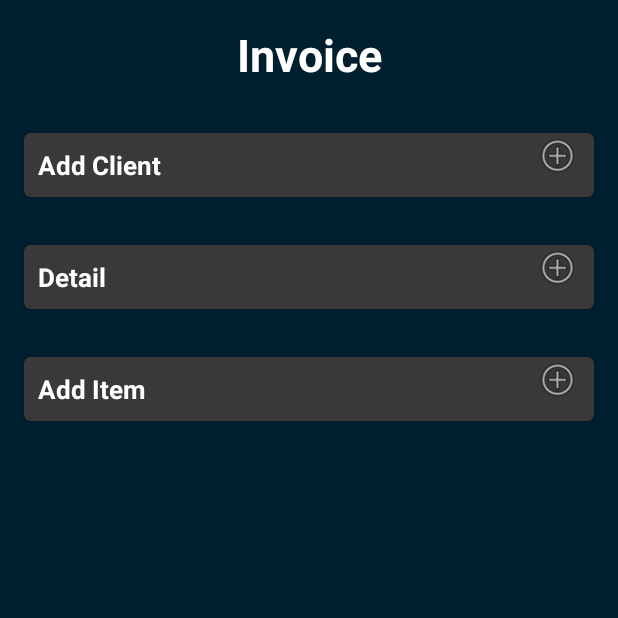
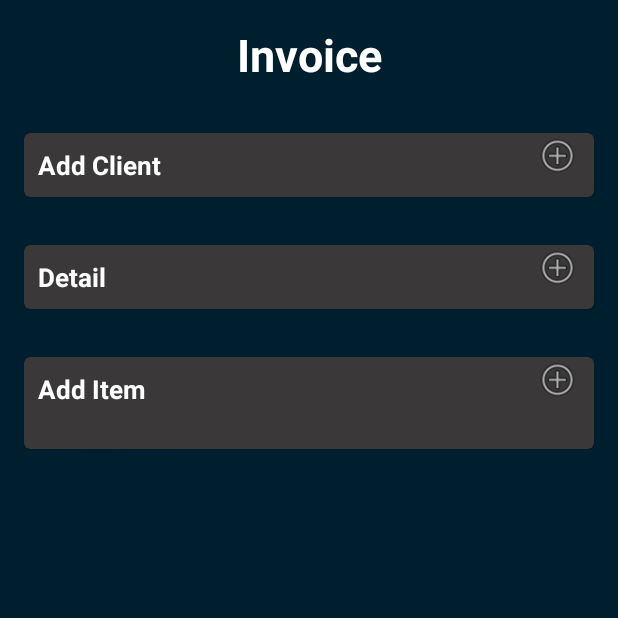
Before and after one commit to Nnegash1/BookKeeper, an Android app: the FragmentInvoiceDetail screen opened through its navigation route, on a phone screen of 412 x 824 dp, the top half of it. Run offline under Robolectric (Android 15) with nearby library versions, the phone set to English and light mode, and no system bars; our stand-ins replace Room's generated code.

Commit message:
Add recycler view to add item.

```diff
--- /dev/null
+++ b/app/src/main/java/com/example/bookkeeper/ui/fragment_item_page/ItemPageViewModel.kt
@@ -0,0 +1,18 @@
+package com.example.bookkeeper.ui.fragment_item_page
+
+import androidx.lifecycle.ViewModel
+import androidx.lifecycle.viewModelScope
+import com.example.bookkeeper.model.data.Item
+import kotlinx.coroutines.flow.MutableStateFlow
+import kotlinx.coroutines.flow.asStateFlow
+import kotlinx.coroutines.launch
+
+class ItemPageViewModel : ViewModel() {
+    private val _itemState: MutableStateFlow<ItemScreenState> =
+        MutableStateFlow(ItemScreenState.Empty)
+    val itemState get() = _itemState.asStateFlow()
+
+    fun getAddedItem(item: Item) = viewModelScope.launch {
+        _itemState.value = ItemScreenState.Success(item)
+    }
+}
--- a/app/src/main/java/com/example/bookkeeper/ui/main/FragmentInvoiceDetail.kt
+++ b/app/src/main/java/com/example/bookkeeper/ui/main/FragmentInvoiceDetail.kt
@@ -1,23 +1,29 @@
 package com.example.bookkeeper.ui.main
 
-import android.location.Address
 import android.os.Bundle
+import android.util.Log
 import android.view.LayoutInflater
 import android.view.View
 import android.view.ViewGroup
 import androidx.fragment.app.Fragment
+import androidx.fragment.app.activityViewModels
 import androidx.fragment.app.viewModels
+import androidx.lifecycle.lifecycleScope
+import androidx.navigation.fragment.findNavController
 import com.example.bookkeeper.databinding.FragmentClientDetailBinding
-import com.example.bookkeeper.model.data.Invoice
-import com.example.bookkeeper.model.data.Item
+import com.example.bookkeeper.ui.fragment_item_page.ItemPageViewModel
+import com.example.bookkeeper.ui.fragment_item_page.ItemScreenState
 import com.example.bookkeeper.viewmodel.InvoiceViewModel
-import java.util.*
+import kotlinx.coroutines.flow.collect
+import kotlinx.coroutines.flow.collectLatest
 
 
 class FragmentInvoiceDetail : Fragment() {
 
     lateinit var binding: FragmentClientDetailBinding
+    private val itemVm: ItemPageViewModel by activityViewModels()
     private val vm: InvoiceViewModel by viewModels()
+
     override fun onCreateView(
         inflater: LayoutInflater, container: ViewGroup?,
         savedInstanceState: Bundle?
@@ -25,24 +31,18 @@ class FragmentInvoiceDetail : Fragment() {
 
     override fun onViewCreated(view: View, savedInstanceState: Bundle?) {
         super.onViewCreated(view, savedInstanceState)
-        val invoice = Invoice(
-            client = "Eyob",
-            date = Date(), // Detail screen
-            address = Address(Locale("Amharic", "Ethiopia")), // detail screen
-            item = listOf(
-                Item(
-                    "1200R20 668 22PR",
-                    "TRIANGLE",
-                    "CHINA",
-                    "40111000",
-                    "TIRE",
-                    12.0,
-                    12.0,
-                    12.0,
-                    12.0
-                )
-            )
-        )
+
+        viewLifecycleOwner.lifecycleScope.launchWhenResumed {
+            itemVm.itemState.collect {
+                if (it is ItemScreenState.Success) {
+                    Log.d("TAG", "onViewCreated: ${it.item}")
+                }
+            }
+        }
+
+        binding.item.setOnClickListener {
+            val action = FragmentInvoiceDetailDirections.actionFragmentInsertItemToFragmentAddItem()
+            findNavController().navigate(action)
+        }
     }
-
 }
--- a/app/src/main/java/com/example/bookkeeper/viewmodel/InvoiceViewModel.kt
+++ b/app/src/main/java/com/example/bookkeeper/viewmodel/InvoiceViewModel.kt
@@ -18,9 +18,4 @@ class InvoiceViewModel : ViewModel() {
         _uiState.value = UIState.Success(response)
         Log.d("TAG", "getAllInvoice: ${response.invoiceData[0].address}")
     }
-
-    fun addInvoice(invoice: Invoice) = viewModelScope.launch {
-        InvoiceRepository.addInvoice(invoice)
-    }
-
 }
--- a/app/src/main/res/layout/fragment_client_detail.xml
+++ b/app/src/main/res/layout/fragment_client_detail.xml
@@ -21,13 +21,16 @@
         android:textStyle="bold" />
 
     <com.google.android.material.card.MaterialCardView
+        android:id="@+id/client_card"
         android:layout_width="match_parent"
         android:layout_height="wrap_content"
         android:layout_marginStart="16dp"
         android:layout_marginTop="16dp"
         android:layout_marginEnd="16dp"
         android:layout_marginBottom="16dp"
-        android:backgroundTint="#3A3838">
+        android:backgroundTint="#3A3838"
+        android:clickable="true"
+        android:focusable="true">
 
         <RelativeLayout
             android:layout_width="match_parent"
@@ -57,13 +60,16 @@
     </com.google.android.material.card.MaterialCardView>
 
     <com.google.android.material.card.MaterialCardView
+        android:id="@+id/detail_card"
         android:layout_width="match_parent"
         android:layout_height="wrap_content"
         android:layout_marginStart="16dp"
         android:layout_marginTop="16dp"
         android:layout_marginEnd="16dp"
         android:layout_marginBottom="16dp"
-        android:backgroundTint="#3A3838">
+        android:backgroundTint="#3A3838"
+        android:clickable="true"
+        android:focusable="true">
 
         <RelativeLayout
             android:layout_width="match_parent"
@@ -77,6 +83,8 @@
                 android:layout_marginTop="9dp"
                 android:layout_marginEnd="9dp"
                 android:layout_marginBottom="9dp"
+                android:clickable="true"
+                android:focusable="true"
                 android:text="@string/detail"
                 android:textColor="@color/white"
                 android:textSize="17sp"
@@ -93,13 +101,16 @@
     </com.google.android.material.card.MaterialCardView>
 
     <com.google.android.material.card.MaterialCardView
+        android:id="@+id/item_card"
         android:layout_width="match_parent"
         android:layout_height="wrap_content"
         android:layout_marginStart="16dp"
         android:layout_marginTop="16dp"
         android:layout_marginEnd="16dp"
         android:layout_marginBottom="16dp"
-        android:backgroundTint="#3A3838">
+        android:backgroundTint="#3A3838"
+        android:clickable="true"
+        android:focusable="true">
 
         <RelativeLayout
             android:layout_width="match_parent"
@@ -113,10 +124,22 @@
                 android:layout_marginTop="9dp"
                 android:layout_marginEnd="9dp"
                 android:layout_marginBottom="9dp"
+                android:clickable="true"
+                android:focusable="true"
                 android:text="@string/add_item"
                 android:textColor="@color/white"
                 android:textSize="17sp"
                 android:textStyle="bold" />
+
+            <androidx.recyclerview.widget.RecyclerView
+                android:id="@+id/item_recycler"
+                android:layout_width="match_parent"
+                android:layout_height="wrap_content"
+                android:layout_below="@+id/item"
+                android:layout_marginStart="9dp"
+                android:layout_marginTop="9dp"
+                android:layout_marginEnd="9dp"
+                android:layout_marginBottom="9dp" />
 
             <ImageView
                 android:layout_width="30dp"
--- a/app/src/main/res/layout/invoice_card.xml
+++ b/app/src/main/res/layout/invoice_card.xml
@@ -16,6 +16,7 @@
         android:layout_width="match_parent"
         android:layout_height="wrap_content"
         android:backgroundTint="@color/invoice_background"
+        android:foreground="?android:attr/selectableItemBackground"
         app:cardCornerRadius="20dp"
         android:clickable="true"
         android:focusable="true">
--- a/app/src/main/res/values/strings.xml
+++ b/app/src/main/res/values/strings.xml
@@ -12,4 +12,9 @@
     <string name="brand">Triangle</string>
     <string name="origin">china</string>
     <string name="save">save</string>
+    <string name="hs_code">HS_CODE</string>
+    <string name="title">New Item</string>
+    <string name="Item">item</string>
+    <string name="qty">qty</string>
+    <string name="unit_price">unit price</string>
 </resources>
```
Also changed, not shown: app/src/main/java/com/example/bookkeeper/ui/fragment_item_page/ItemScreenState.kt (added, +8 -0 lines), app/src/main/java/com/example/bookkeeper/ui/main/FragmentItemPage.kt (+33 -4 lines), app/src/main/res/layout/fragment_add_item.xml (+14 -2 lines).
